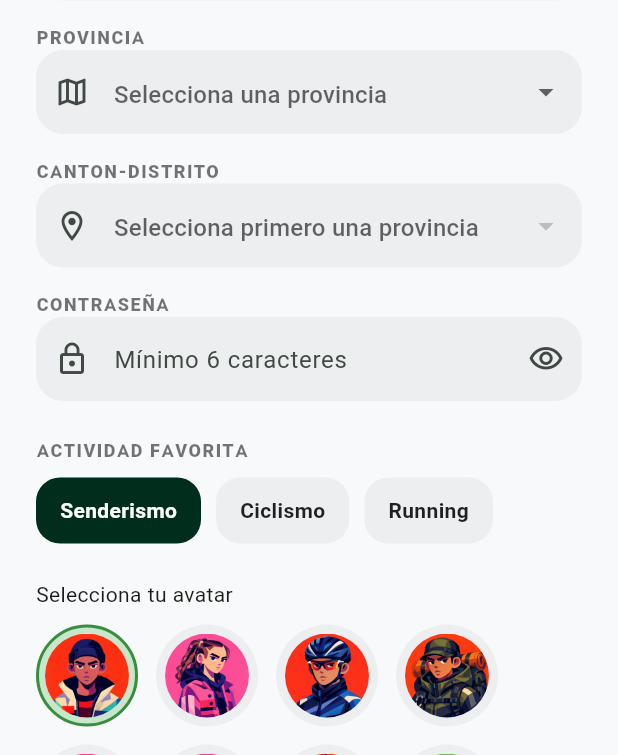
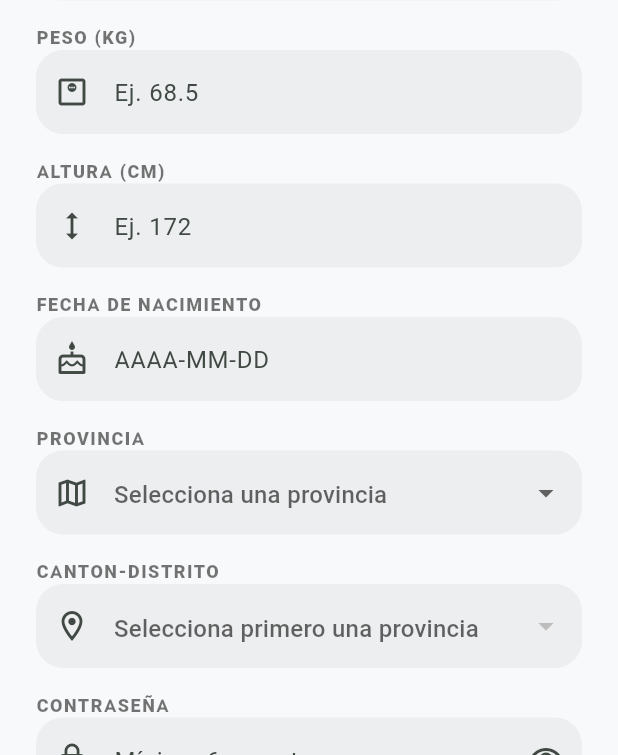
Before and after one commit to cipriano18/EcoRutaCR, a Flutter app: the RegisterScreen screen opened by its route, on a phone screen of 412 x 824 dp, the part 481-1236 px from its top. Run offline on Flutter 3.47's test engine with Material 3 defaults, Android fonts, the phone set to English and light mode, and no system bars; our stand-ins replace cloud_firestore, firebase_auth, firebase_core, flutter_compass, flutter_map, font_awesome_flutter and 6 more; missing offline and left inert: excel, file_saver; accounts and stored records are empty; Roboto replaces fonts that are missing (Arial).

Commit message:
Register con nuevos datos
fecha de nacimiento, peso, altura

```diff
--- a/Movil/lib/models/user_model.dart
+++ b/Movil/lib/models/user_model.dart
@@ -17,6 +17,9 @@ class UserModel {
 
   /// Actividad favorita elegida durante el registro.
   final String? favoriteActivity;
+  final num? weightKg;
+  final int? heightCm;
+  final DateTime? birthDate;
   final int? _completedRoutes;
   final num? _kmCounter;
   final DateTime? _streakStartedAt;
@@ -29,6 +32,9 @@ class UserModel {
     required this.address,
     required this.avatarId,
     this.favoriteActivity,
+    this.weightKg,
+    this.heightCm,
+    this.birthDate,
     int? completedRoutes,
     num? kmCounter,
     DateTime? streakStartedAt,
@@ -69,6 +75,7 @@ class UserModel {
     final rawKmCounter = data['km_counter'];
     final rawStreakStartedAt = data['streak_started_at'];
     final rawStreakDeadlineAt = data['streak_deadline_at'];
+    final rawHeightCm = data['height_cm'];
 
     return UserModel(
       uid: (data['uid'] ?? '').toString(),
@@ -77,6 +84,9 @@ class UserModel {
       address: (data['address'] ?? '').toString(),
       avatarId: rawAvatarId is num ? rawAvatarId.toInt() : 0,
       favoriteActivity: data['favoriteActivity']?.toString(),
+      weightKg: data['weight_kg'] is num ? data['weight_kg'] as num : null,
+      heightCm: rawHeightCm is num ? rawHeightCm.toInt() : null,
+      birthDate: _parseDate(data['birth_date']),
       completedRoutes: rawCompletedRoutes is num
           ? rawCompletedRoutes.toInt()
           : 0,
@@ -94,6 +104,9 @@ class UserModel {
     String? address,
     int? avatarId,
     String? favoriteActivity,
+    num? weightKg,
+    int? heightCm,
+    DateTime? birthDate,
     int? completedRoutes,
     num? kmCounter,
     DateTime? streakStartedAt,
@@ -106,6 +119,9 @@ class UserModel {
       address: address ?? this.address,
       avatarId: avatarId ?? this.avatarId,
       favoriteActivity: favoriteActivity ?? this.favoriteActivity,
+      weightKg: weightKg ?? this.weightKg,
+      heightCm: heightCm ?? this.heightCm,
+      birthDate: birthDate ?? this.birthDate,
       completedRoutes: completedRoutes ?? _completedRoutes,
       kmCounter: kmCounter ?? _kmCounter,
       streakStartedAt: streakStartedAt ?? _streakStartedAt,
--- a/Movil/lib/screens/auth/register_screen.dart
+++ b/Movil/lib/screens/auth/register_screen.dart
@@ -30,6 +30,9 @@ class _RegisterScreenState extends State<RegisterScreen> {
 
   final TextEditingController fullNameController = TextEditingController();
   final TextEditingController emailController = TextEditingController();
+  final TextEditingController weightKgController = TextEditingController();
+  final TextEditingController heightCmController = TextEditingController();
+  final TextEditingController birthDateController = TextEditingController();
   final TextEditingController passwordController = TextEditingController();
 
   ProvinceLocationData? get _selectedProvinceData {
@@ -46,17 +49,39 @@ class _RegisterScreenState extends State<RegisterScreen> {
   Future<void> registerUser() async {
     final fullName = fullNameController.text.trim();
     final email = emailController.text.trim();
+    final weightKgText = weightKgController.text.trim().replaceAll(',', '.');
+    final heightCmText = heightCmController.text.trim();
+    final birthDate = birthDateController.text.trim();
     final password = passwordController.text.trim();
     final province = selectedProvince;
     final cantonDistrict = selectedCantonDistrict;
+    final weightKg = double.tryParse(weightKgText);
+    final heightCm = int.tryParse(heightCmText);
 
     if (fullName.isEmpty ||
         email.isEmpty ||
+        weightKgText.isEmpty ||
+        heightCmText.isEmpty ||
+        birthDate.isEmpty ||
         province == null ||
         cantonDistrict == null ||
         password.isEmpty) {
       ScaffoldMessenger.of(context).showSnackBar(
         const SnackBar(content: Text('Complete todos los campos')),
+      );
+      return;
+    }
+
+    if (weightKg == null || weightKg <= 0) {
+      ScaffoldMessenger.of(context).showSnackBar(
+        const SnackBar(content: Text('Ingresa un peso valido en kilogramos')),
+      );
+      return;
+    }
+
+    if (heightCm == null || heightCm <= 0) {
+      ScaffoldMessenger.of(context).showSnackBar(
+        const SnackBar(content: Text('Ingresa una altura valida en centimetros')),
       );
       return;
     }
@@ -82,6 +107,9 @@ class _RegisterScreenState extends State<RegisterScreen> {
         password: password,
         avatarId: selectedAvatar,
         favoriteActivity: selectedFavoriteActivity,
+        weightKg: weightKg,
+        heightCm: heightCm,
+        birthDate: birthDate,
       );
       await _authService.saveRememberedLogin(rememberMe: true, email: email);
 
@@ -134,6 +162,9 @@ class _RegisterScreenState extends State<RegisterScreen> {
   void dispose() {
     fullNameController.dispose();
     emailController.dispose();
+    weightKgController.dispose();
+    heightCmController.dispose();
+    birthDateController.dispose();
     passwordController.dispose();
     super.dispose();
   }
@@ -193,6 +224,33 @@ class _RegisterScreenState extends State<RegisterScreen> {
                 hint: 'ejemplo@ecoruta.com',
                 icon: Icons.email_outlined,
                 keyboardType: TextInputType.emailAddress,
+              ),
+              const SizedBox(height: 16),
+              _buildLabel('Peso (kg)'),
+              _buildStyledField(
+                controller: weightKgController,
+                hint: 'Ej. 68.5',
+                icon: Icons.monitor_weight_outlined,
+                keyboardType: const TextInputType.numberWithOptions(
+                  decimal: true,
+                ),
+              ),
+              const SizedBox(height: 16),
+              _buildLabel('Altura (cm)'),
+              _buildStyledField(
+                controller: heightCmController,
+                hint: 'Ej. 172',
+                icon: Icons.height_outlined,
+                keyboardType: TextInputType.number,
+              ),
+              const SizedBox(height: 16),
+              _buildLabel('Fecha de nacimiento'),
+              _buildStyledField(
+                controller: birthDateController,
+                hint: 'AAAA-MM-DD',
+                icon: Icons.cake_outlined,
+                readOnly: true,
+                onTap: _selectBirthDate,
               ),
               const SizedBox(height: 16),
               _buildLabel('Provincia'),
@@ -392,10 +450,14 @@ class _RegisterScreenState extends State<RegisterScreen> {
     required String hint,
     required IconData icon,
     TextInputType keyboardType = TextInputType.text,
+    bool readOnly = false,
+    VoidCallback? onTap,
   }) {
     return TextField(
       controller: controller,
       keyboardType: keyboardType,
+      readOnly: readOnly,
+      onTap: onTap,
       decoration: InputDecoration(
         hintText: hint,
         prefixIcon: Icon(icon),
@@ -407,6 +469,32 @@ class _RegisterScreenState extends State<RegisterScreen> {
         ),
       ),
     );
+  }
+
+  Future<void> _selectBirthDate() async {
+    final now = DateTime.now();
+    final initialDate =
+        _tryParseBirthDate(birthDateController.text) ??
+        DateTime(now.year - 18, now.month, now.day);
+
+    final selectedDate = await showDatePicker(
+      context: context,
+      initialDate: initialDate,
+      firstDate: DateTime(1900),
+      lastDate: now,
+    );
+
+    if (selectedDate == null) return;
+
+    birthDateController.text =
+        '${selectedDate.year.toString().padLeft(4, '0')}-'
+        '${selectedDate.month.toString().padLeft(2, '0')}-'
+        '${selectedDate.day.toString().padLeft(2, '0')}';
+  }
+
+  DateTime? _tryParseBirthDate(String value) {
+    if (value.trim().isEmpty) return null;
+    return DateTime.tryParse(value.trim());
   }
 
   Widget _buildDropdownField<T>({
--- a/Movil/lib/services/auth_service.dart
+++ b/Movil/lib/services/auth_service.dart
@@ -65,6 +65,9 @@ class AuthService {
     required String password,
     required int avatarId,
     required String favoriteActivity,
+    required double weightKg,
+    required int heightCm,
+    required String birthDate,
   }) async {
     final userCredential = await _auth.createUserWithEmailAndPassword(
       email: email.trim(),
@@ -87,6 +90,9 @@ class AuthService {
       'address': address.trim(),
       'avatarId': avatarId,
       'favoriteActivity': favoriteActivity.trim(),
+      'weight_kg': weightKg,
+      'height_cm': heightCm,
+      'birth_date': birthDate.trim(),
       'completed_routes': 0,
       'km_counter': 0,
       'streak_started_at': null,
```
Also changed, not shown: 1 other file.
